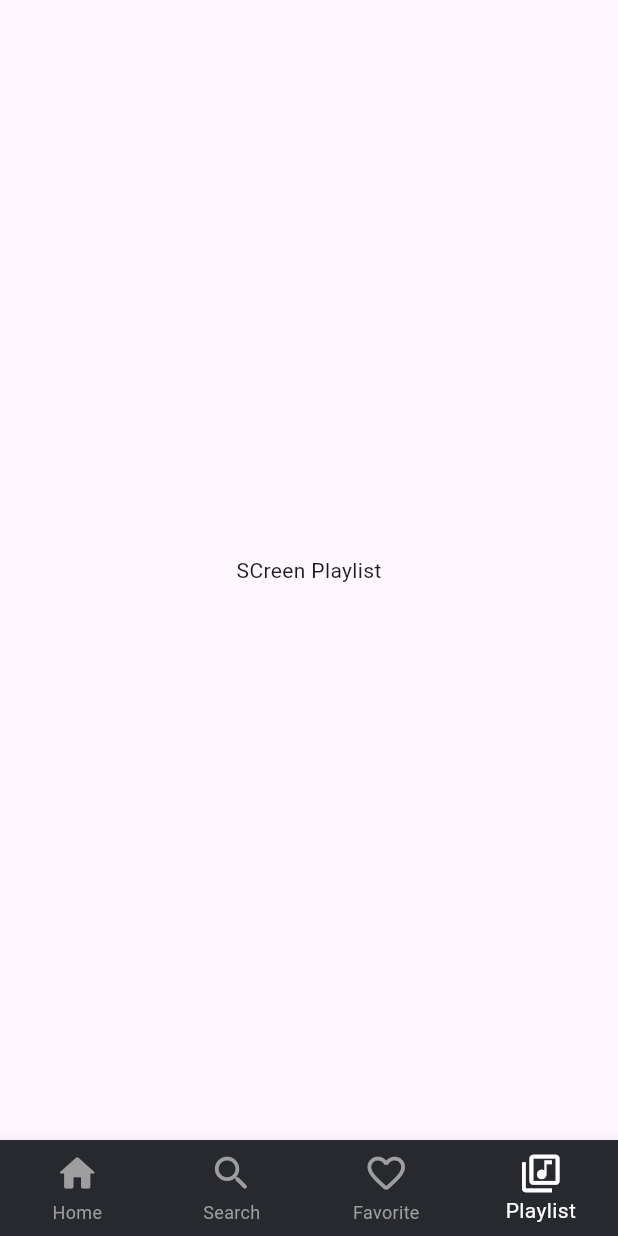
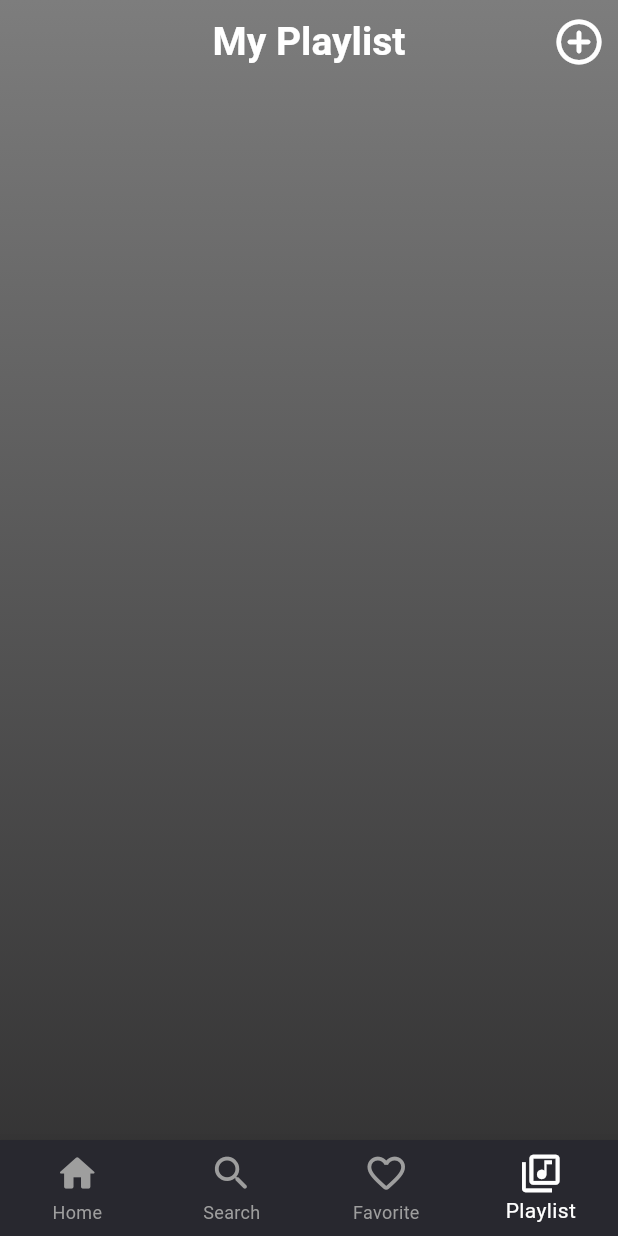
Before and after one commit to Meghanathan-P-H/-Melodia-Audio-Player, a Flutter app: the screen it shows after launch, item 4 of the bottom bar chosen, on a phone screen of 412 x 824 dp. Run offline on Flutter 3.47's test engine with Material 3 defaults, Android fonts, the phone set to English and light mode, and no system bars; our stand-ins replace on_audio_query, permission_handler.

Commit message:
new screen added

```diff
--- a/lib/Screens/list_of_item_songs.dart
+++ b/lib/Screens/list_of_item_songs.dart
@@ -1,4 +1,5 @@
 import 'package:flutter/material.dart';
+import 'package:melodia_audioplayer/Screens/musicplay_screen.dart';
 
 class ListItemWidget extends StatelessWidget {
   final int index;
@@ -11,6 +12,10 @@ class ListItemWidget extends StatelessWidget {
   Widget build(BuildContext context) {
     return Padding(
       padding: const EdgeInsets.symmetric(horizontal: 20.0, vertical: 5.0),
+      child: InkWell(
+        onTap: (){
+          Navigator.of(context).push(MaterialPageRoute(builder: (context)=> const ScreenMusicPlay() ));
+        },
         child: Container(
           padding: const EdgeInsets.all(8.0),
           decoration: BoxDecoration(
@@ -74,6 +79,7 @@ class ListItemWidget extends StatelessWidget {
             ],
           ),
         ),
+      ),
     );
   }
 }
--- a/lib/Screens/playlist_screen.dart
+++ b/lib/Screens/playlist_screen.dart
@@ -10,9 +10,35 @@ class ScreenPlayList extends StatefulWidget {
 class _ScreenPlayListState extends State<ScreenPlayList> {
   @override
   Widget build(BuildContext context) {
-    return const Scaffold(
-      body: Center(
-        child: Text('SCreen Playlist'),
+    return Container(
+      decoration: const BoxDecoration(
+          gradient: LinearGradient(
+              begin: Alignment.topCenter,
+              end: Alignment.bottomCenter,
+              colors: [Color(0xFF7D7D7D), Color(0xED262626)])),
+      child: Scaffold(
+        backgroundColor: Colors.transparent,
+        body: Column(
+          children: [
+            AppBar(
+              backgroundColor: Colors.transparent,
+              title: const Text('My Playlist',
+                  style: TextStyle(
+                      color: Colors.white,
+                      fontWeight: FontWeight.bold,
+                      fontSize: 26)),
+              centerTitle: true,
+              actions: [
+                IconButton(
+                    onPressed: () {},
+                    icon: const Icon(
+                      Icons.add_circle_outline_rounded,
+                      color: Colors.white,size: 36,
+                    ))
+              ],
+            ),
+          ],
+        ),
       ),
     );
   }
--- a/lib/widgets/bottom_navigation.dart
+++ b/lib/widgets/bottom_navigation.dart
@@ -17,7 +17,7 @@ class _MainHomeState extends State<MainHome> {
     ScreenHome(),
     ScreenSearch(),
     ScreenFovorite(),
-    ScreenPlayList()
+    ScreenPlayList(),
   ];
   void _onItemTapped(int index) {
     setState(() {
--- a/pubspec.yaml
+++ b/pubspec.yaml
@@ -62,6 +62,9 @@ flutter:
     - asset/images/BannerImage.jpg
     - asset/images/musicimage.png
     - asset/images/serchscreenimagebc.png
+    - asset/images/playingdefaultimg.jpg
+    - asset/images/girl-1990347_1280.jpg
+
   # An image asset can refer to one or more resolution-specific "variants", see
   # https://flutter.dev/assets-and-images/#resolution-aware
   # For details regarding adding assets from package dependencies, see
```
Also changed, not shown: lib/Screens/musicplay_screen.dart (added, +105 -0 lines), asset/images/girl-1990347_1280.jpg (added), asset/images/playingdefaultimg.jpg (added), 1 other file. Lines whose indentation alone changed are shown as unchanged.
